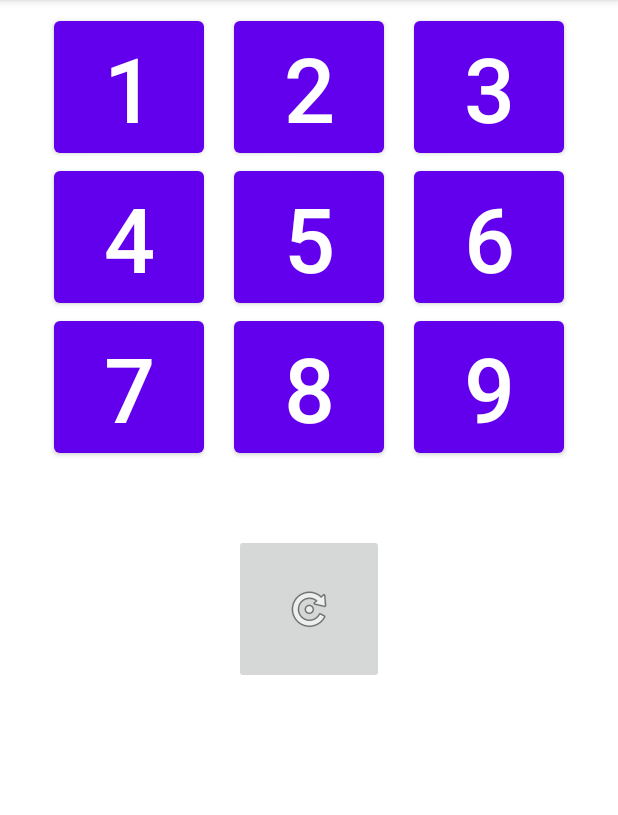
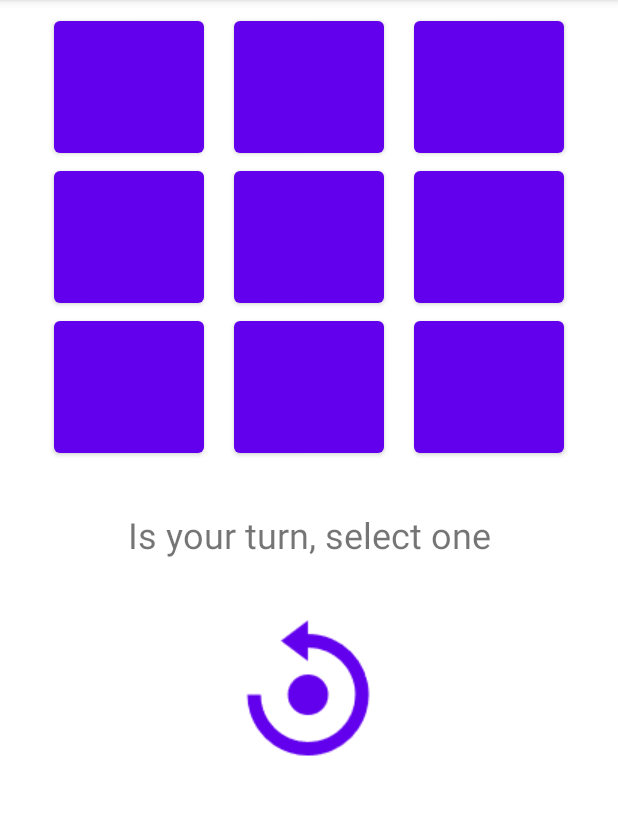
Before and after one commit to LeonardoMercado/talleres_DADM-2021-2, an Android app: the screen it shows after launch (MainActivity), on a phone screen of 412 x 824 dp, the part 84-899 px from its top. Run offline under Robolectric (Android 15) with nearby library versions, the phone set to English and light mode, and no system bars.

Commit message:
Se implementa la función start game con el clear board

```diff
--- a/02_Reto_4_Tic_Tac_Toe/app/src/main/java/com/rey/timefighter/reto0/tictactoe/leonardo/MainActivity.kt
+++ b/02_Reto_4_Tic_Tac_Toe/app/src/main/java/com/rey/timefighter/reto0/tictactoe/leonardo/MainActivity.kt
@@ -2,8 +2,27 @@ package com.rey.timefighter.reto0.tictactoe.leonardo
 
 import androidx.appcompat.app.AppCompatActivity
 import android.os.Bundle
+import android.widget.Button
+import android.widget.ImageButton
+import android.widget.TextView
 
 class MainActivity : AppCompatActivity() {
+
+    // Declaring Buttons
+    internal lateinit var btn1: Button
+    internal lateinit var btn2: Button
+    internal lateinit var btn3: Button
+    internal lateinit var btn4: Button
+    internal lateinit var btn5: Button
+    internal lateinit var btn6: Button
+    internal lateinit var btn7: Button
+    internal lateinit var btn8: Button
+    internal lateinit var btn9: Button
+    internal lateinit var btnReset: ImageButton
+    internal lateinit var mBoardButtons: List<Button>
+
+    // Declaring Labels
+    internal lateinit var lblInfoGame: TextView
 
 
     override fun onCreate(savedInstanceState: Bundle?) {
@@ -13,11 +32,34 @@ class MainActivity : AppCompatActivity() {
         setup()
     }
     fun setup(){
+        // Linking a ids
+        btn1 = findViewById(R.id.btn1)
+        btn2 = findViewById(R.id.btn2)
+        btn3 = findViewById(R.id.btn3)
+        btn4 = findViewById(R.id.btn4)
+        btn5 = findViewById(R.id.btn5)
+        btn6 = findViewById(R.id.btn6)
+        btn7 = findViewById(R.id.btn7)
+        btn8 = findViewById(R.id.btn8)
+        btn9 = findViewById(R.id.btn9)
+        mBoardButtons = listOf(btn1,btn2,btn3,btn4,btn5,btn6,btn7,btn8,btn9)
+        lblInfoGame = findViewById(R.id.lblInfo)
+        btnReset = findViewById(R.id.btnReset)
 
-        val game = TicTacToeGame()
+        // Starting a new Game
+        clearBoard()
+    }
+    fun clearBoard(){
+        // clearing the buttons
+        for(btn in mBoardButtons){
+            btn.text = ""
+            btn.isEnabled = true
+            btn.isClickable = true
+        }
 
+        // Clearing the label info
+        lblInfoGame.text = getString(R.string.msgYouTurn)
     }
-    fun clearBoard(){}
     fun setMove(player:Char, location:Int){}
     fun getComputerMove():Int{return 0}
     fun checkForWinner():Int{return 0}
--- a/02_Reto_4_Tic_Tac_Toe/app/src/main/java/com/rey/timefighter/reto0/tictactoe/leonardo/TicTacToeGame.kt
+++ /dev/null
@@ -1,9 +0,0 @@
-package com.rey.timefighter.reto0.tictactoe.leonardo
-
-class TicTacToeGame {
-    // Characters used to represent the human, computer, and open spots
-    private val HUMAN_PLAYER = 'X'
-    private val COMPUTER_PLAYER = 'O'
-    private val OPEN_SPOT = ' '
-
-}
--- a/02_Reto_4_Tic_Tac_Toe/app/src/main/res/layout/activity_main.xml
+++ b/02_Reto_4_Tic_Tac_Toe/app/src/main/res/layout/activity_main.xml
@@ -123,12 +123,29 @@
     </TableLayout>
 
     <ImageButton
-        android:id="@+id/imageButton"
-        android:layout_width="100dp"
-        android:layout_height="100dp"
-        android:layout_marginTop="48dp"
+        android:id="@+id/btnReset"
+        android:layout_width="wrap_content"
+        android:layout_height="wrap_content"
+        android:layout_marginTop="32dp"
+        android:background="#00FFFFFF"
+        android:contentDescription="boton reset"
+        app:layout_constraintEnd_toEndOf="parent"
+        app:layout_constraintHorizontal_bias="0.498"
+        app:layout_constraintStart_toStartOf="parent"
+        app:layout_constraintTop_toBottomOf="@+id/lblInfo"
+        app:srcCompat="@drawable/reset"
+        app:tint="@color/purple_500" />
+
+    <TextView
+        android:id="@+id/lblInfo"
+        android:layout_width="wrap_content"
+        android:layout_height="wrap_content"
+        android:layout_marginTop="32dp"
+        android:text=""
+        android:textAlignment="center"
+        android:textSize="24sp"
         app:layout_constraintEnd_toEndOf="parent"
         app:layout_constraintStart_toStartOf="parent"
-        app:layout_constraintTop_toBottomOf="@+id/play_grid"
-        app:srcCompat="@android:drawable/ic_menu_rotate" />
+        app:layout_constraintTop_toBottomOf="@+id/play_grid" />
+
 </androidx.constraintlayout.widget.ConstraintLayout>
--- a/02_Reto_4_Tic_Tac_Toe/app/src/main/res/values/strings.xml
+++ b/02_Reto_4_Tic_Tac_Toe/app/src/main/res/values/strings.xml
@@ -9,4 +9,8 @@
     <string name="btn7">7</string>
     <string name="btn8">8</string>
     <string name="btn9">9</string>
+
+    <!--MASSAGE TO USER-->
+    <string name="msgYouTurn">Is your turn, select one</string>
+
 </resources>
```
